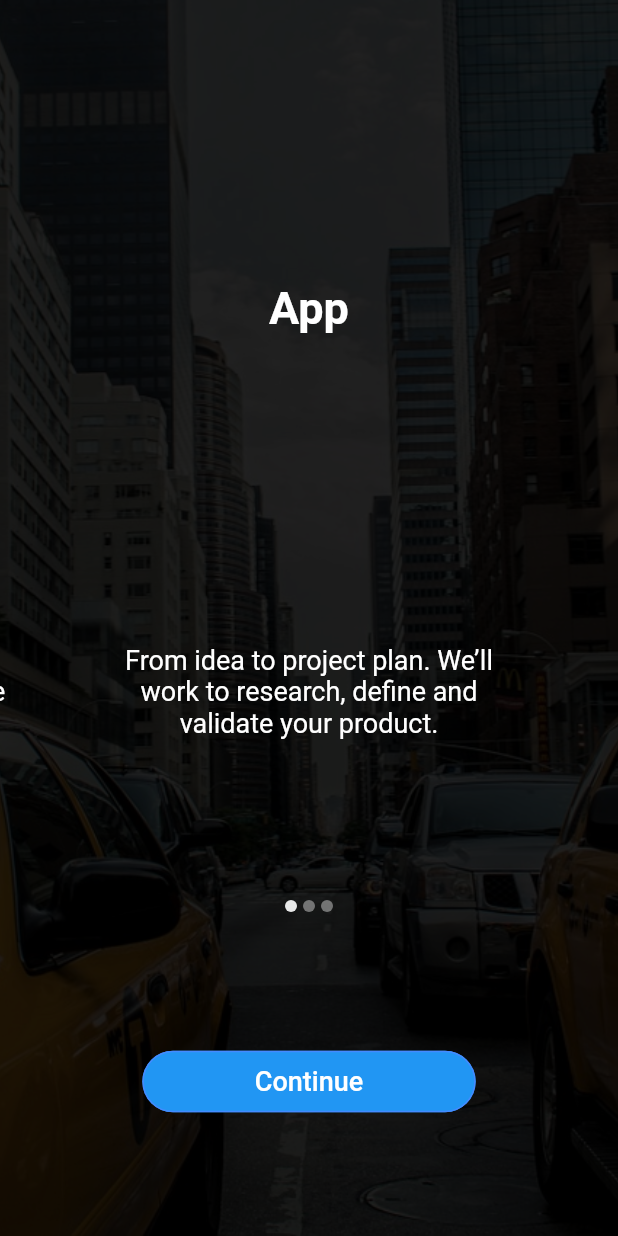
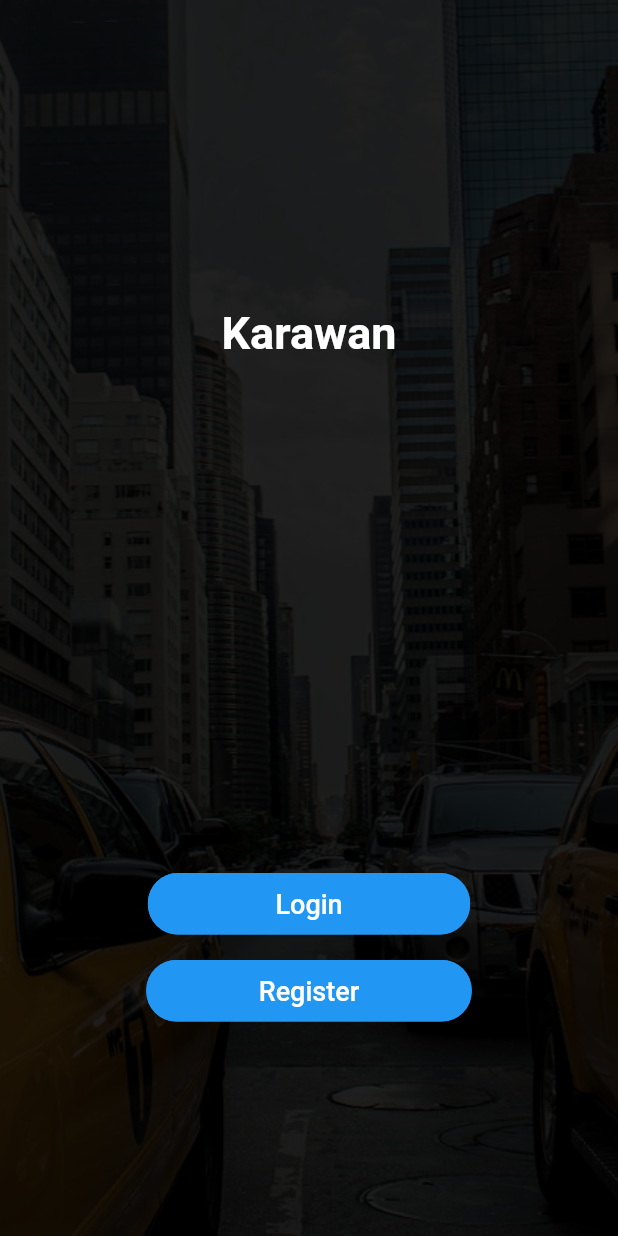
Before and after one commit to Sprinkle7/Flutter-Stack-UI-Example, a Flutter app: the screen it shows after launch, after a tap on "Continue", on a phone screen of 412 x 824 dp. Run offline on Flutter 3.47's test engine with Material 2 defaults, Android fonts, the phone set to English and light mode, and no system bars; drawn by our look-alikes of carousel_slider.

Commit message:
Add More Pages
Add Login And SIgnup Pages

```diff
--- a/lib/main.dart
+++ b/lib/main.dart
@@ -1,9 +1,22 @@
 import 'package:flutter/material.dart';
 import 'package:carousel_slider/carousel_slider.dart';
 import 'package:flutter/services.dart';
+import 'signup.dart';
+import 'loginPage.dart';
 
+void main() => runApp(
 
-void main() => runApp(MainPage());
+  MaterialApp(
+    debugShowCheckedModeBanner: false,
+    title: 'Stack Example',
+    initialRoute: '/',
+    routes: {
+      '/': (context) => MainPage(),
+      '/signup': (context) => SignUp(),
+      '/login': (context) => LoginPage(),
+    },
+  )
+);
 
 class MainPage extends StatefulWidget {
   @override
@@ -39,10 +52,7 @@ class _MainPageState extends State<MainPage> {
       DeviceOrientation.portraitUp,
       DeviceOrientation.portraitDown,
     ]);
-    return MaterialApp(
-        debugShowCheckedModeBanner: false,
-        title: 'Stack Example',
-        home: Scaffold(
+    return Scaffold(
           body: Stack(
             fit: StackFit.expand,
             children: <Widget>[
@@ -60,7 +70,7 @@ class _MainPageState extends State<MainPage> {
                     SafeArea(
                       child: Container(
                         child: Text(
-                          'App',
+                          'Karawan',
                           style: TextStyle(
                              color: Colors.white,
                              fontWeight: FontWeight.bold,
@@ -82,7 +92,6 @@ class _MainPageState extends State<MainPage> {
                       return Builder(
                         builder: (BuildContext context) {
                           return Container(
-                              width: MediaQuery.of(context).size.width,
                               margin: EdgeInsets.symmetric(horizontal: 35.0),
                               child: Center(child: textList[i-1])
                           );
@@ -116,7 +125,11 @@ class _MainPageState extends State<MainPage> {
                         color: Colors.blue,
                         padding: EdgeInsets.symmetric(vertical: 10,
                             horizontal: 75),
-                        onPressed: (){},
+                        onPressed: (){
+                          Navigator.push(context, MaterialPageRoute(
+                            builder: (context) => SignUp())
+                          );
+                        },
                         shape: RoundedRectangleBorder(
                           borderRadius: BorderRadius.circular(25),
                           side: BorderSide(color: Colors.blueAccent)
@@ -128,8 +141,7 @@ class _MainPageState extends State<MainPage> {
               ),
             ],
           ),
-        )
-    );
+        );
   }
 
 }
--- /dev/null
+++ b/lib/signup.dart
@@ -0,0 +1,87 @@
+import 'package:carapp/loginPage.dart';
+import 'package:flutter/material.dart';
+
+class SignUp extends StatefulWidget {
+  @override
+  _SignUpState createState() => _SignUpState();
+}
+
+class _SignUpState extends State<SignUp> {
+  @override
+  Widget build(BuildContext context) {
+    return Scaffold(
+      body: Stack(
+        fit: StackFit.expand,
+        children: <Widget>[
+          Image(
+            image: AssetImage('assets/taxi.jpg'),
+            color: Colors.black87,
+            fit: BoxFit.cover,
+            colorBlendMode: BlendMode.darken,
+          ),
+          Container(
+            child: Column(
+              mainAxisAlignment: MainAxisAlignment.spaceAround,
+              children: <Widget>[
+                Padding(
+                  padding: const EdgeInsets.only(top:65.0),
+                  child: Text(
+                    'Karawan',
+                    style: TextStyle(
+                        color: Colors.white,
+                        fontWeight: FontWeight.bold,
+                        fontSize: 30
+                    ),
+                    textAlign: TextAlign.center,
+                  ),
+                ),
+                Padding(
+                  padding: const EdgeInsets.only(top: 60),
+                  child: Column(
+                    mainAxisAlignment: MainAxisAlignment.center,
+                    children: <Widget>[
+                      FlatButton(
+                        child: Text('Login',style: TextStyle(fontSize: 18)),
+                        textColor: Colors.white,
+                          color: Colors.blue,
+                          shape: RoundedRectangleBorder(
+                          borderRadius: BorderRadius.circular(20),
+                          side: BorderSide(color: Colors.blue)
+                        ),
+                        onPressed: (){
+                          Navigator.push(context, MaterialPageRoute(
+                            builder: (context) => LoginPage()
+                          ));
+                        },
+                        padding: EdgeInsets.symmetric(vertical: 10,horizontal:
+                        85),
+                        splashColor: Colors.blue.shade800,
+                      ),
+                      SizedBox(
+                        height: 10,
+                      ),
+                      FlatButton(
+                        child: Text('Register', style: TextStyle(fontSize: 18)),
+                        textColor: Colors.white,
+                        color: Colors.blue,
+                        shape: RoundedRectangleBorder(
+                          borderRadius: BorderRadius.circular(20),
+                          side: BorderSide(color: Colors.blue)
+                        ),
+                        onPressed: (){},
+                        padding: EdgeInsets.symmetric(vertical: 10, horizontal:
+                        75),
+                        splashColor: Colors.blue.shade800,
+                      )
+                    ],
+                  ),
+                )
+              ],
+            ),
+          )
+        ],
+
+      ),
+    );
+  }
+}
```
Also changed, not shown: lib/loginPage.dart (added, +163 -0 lines).
